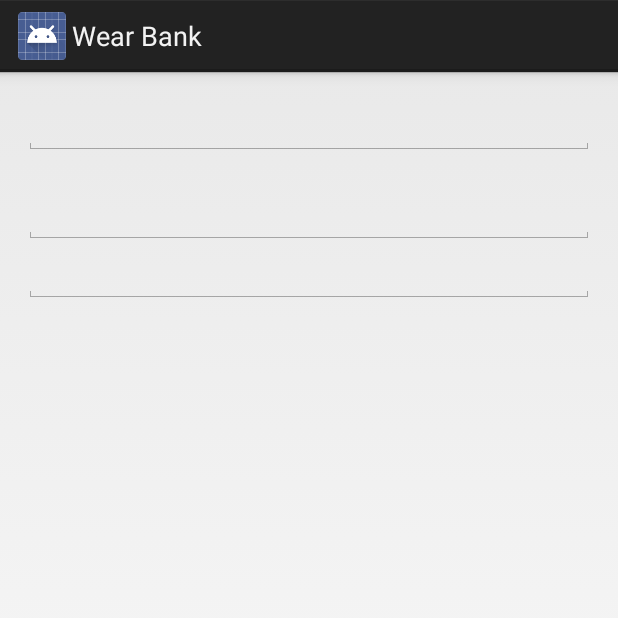
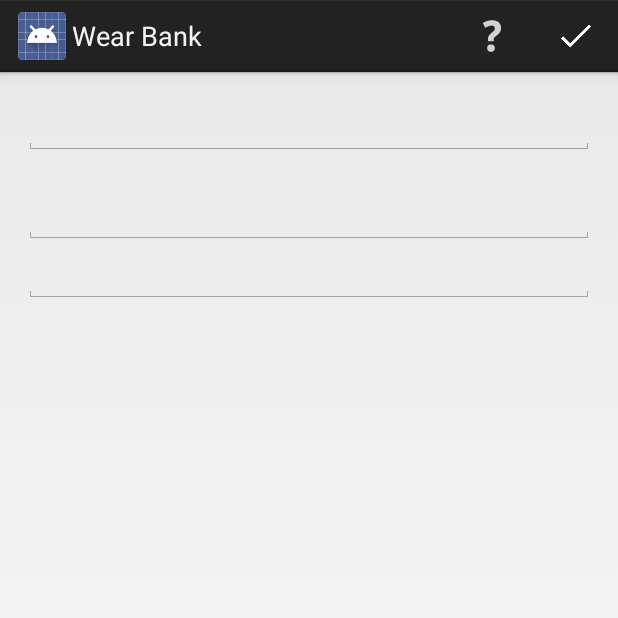
Before and after one commit to tajchert/WearBankCode, an Android app: the screen it shows after launch (MyActivity), on a phone screen of 412 x 824 dp, the top half of it. Run offline under Robolectric (Android 15) with nearby library versions, the phone set to English and light mode, and no system bars; libraries missing offline, so code that uses them is left out: com.wrapp.floatlabelededittext; plain views replace FloatLabeledEditText; 3 statements that could not run were skipped.

Commit message:
Help and save buttons.

```diff
--- /dev/null
+++ b/mobile/src/main/res/menu/activity_main.xml
@@ -0,0 +1,14 @@
+<menu xmlns:android="http://schemas.android.com/apk/res/android"
+    xmlns:tools="http://schemas.android.com/tools"
+    tools:context="pl.tajchert.wearbank.codes.MyActivity" >
+
+    <item android:id="@+id/action_help"
+          android:icon="@drawable/ic_action_help"
+          android:title="@string/action_help"
+          android:showAsAction="ifRoom"  />
+    <item android:id="@+id/action_save"
+        android:icon="@drawable/ic_action_ok"
+        android:title="@string/action_save"
+        android:showAsAction="always"  />
+
+</menu>
--- a/mobile/src/main/res/values/strings.xml
+++ b/mobile/src/main/res/values/strings.xml
@@ -2,7 +2,12 @@
 <resources>
 
     <string name="app_name">Wear Bank</string>
-    <string name="hello_world">Hello world!</string>
     <string name="action_settings">Settings</string>
+    <string name="action_help">Help</string>
+    <string name="action_save">Save</string>
+
+    <string name="textinput_number">Phone number</string>
+    <string name="textinput_before">Before</string>
+    <string name="textinput_after">After</string>
 
 </resources>
```
Also changed, not shown: mobile/src/main/java/pl/tajchert/wearbank/codes/MyActivity.java (+24 -3 lines), mobile/src/main/res/drawable-hdpi/ic_action_help.png (added), mobile/src/main/res/drawable-mdpi/ic_action_help.png (added), mobile/src/main/res/drawable-mdpi/ic_action_ok.png (added), mobile/src/main/res/drawable-xhdpi/ic_action_help.png (added), mobile/src/main/res/drawable-xhdpi/ic_action_ok.png (added), mobile/src/main/res/drawable-xxhdpi/ic_action_help.png (added), mobile/src/main/res/drawable-xxhdpi/ic_action_ok.png (added), mobile/src/main/res/drawables/sample_text.png (added), 3 other files.
